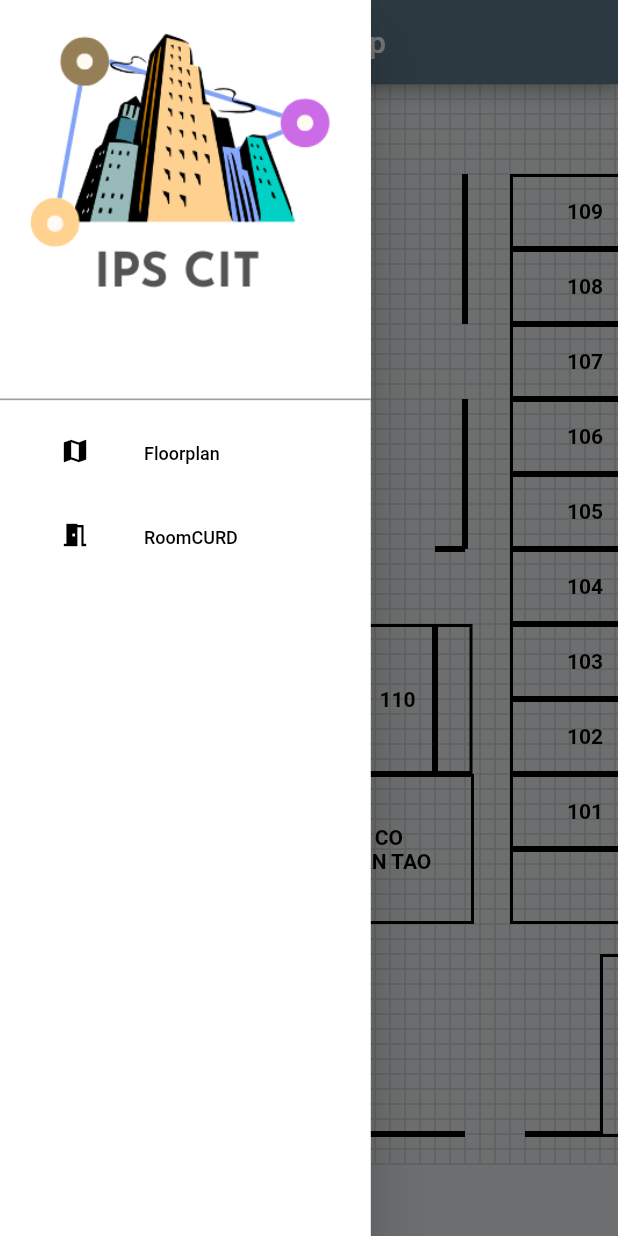
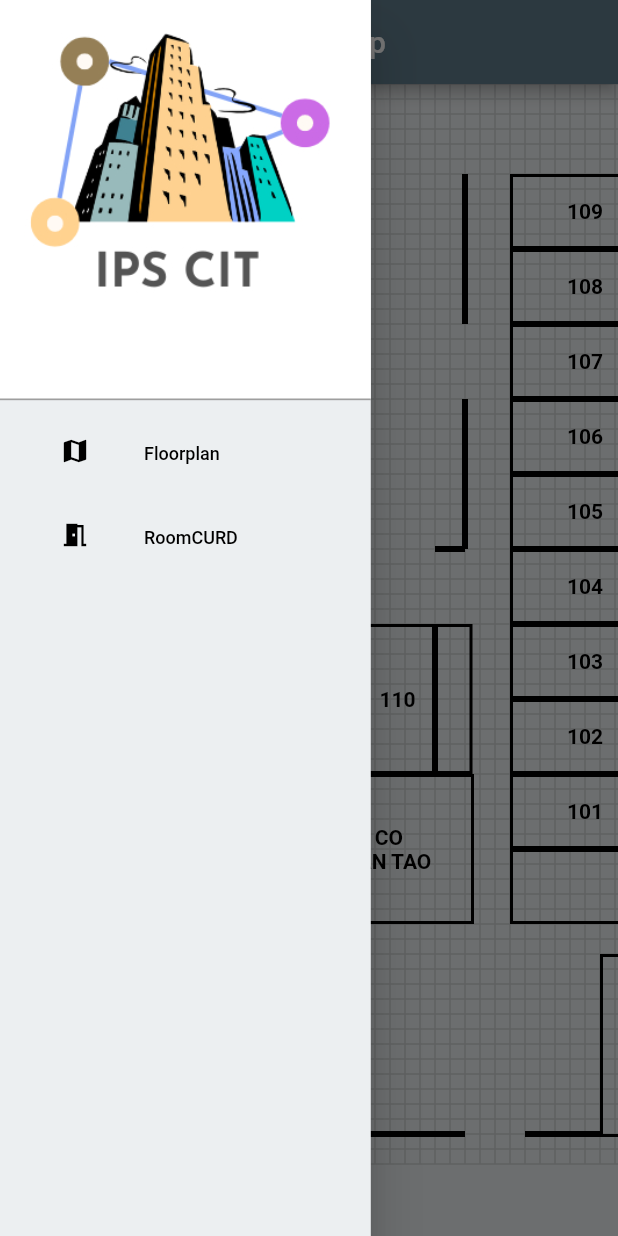
Before and after one commit to nganb1807576/Floorplan, a Flutter app: the screen it shows after launch, with the side drawer open, on a phone screen of 412 x 824 dp. Run offline on Flutter 3.47's test engine with Material 2 defaults, Android fonts, the phone set to English and light mode, and no system bars; our stand-ins replace cloud_firestore, firebase_core; accounts and stored records are empty.

Commit message:
color drawer

```diff
--- a/lib/widget/drawer.dart
+++ b/lib/widget/drawer.dart
@@ -49,7 +49,7 @@ class DrawerMenu extends StatelessWidget {
     return SizedBox(
       width: MediaQuery.of(context).size.width * 0.6,
       child: Drawer(
-        backgroundColor: Colors.white,
+        backgroundColor: Colors.blueGrey.shade50,
         child: ListView(
           padding: EdgeInsets.zero,
           children: [
```
